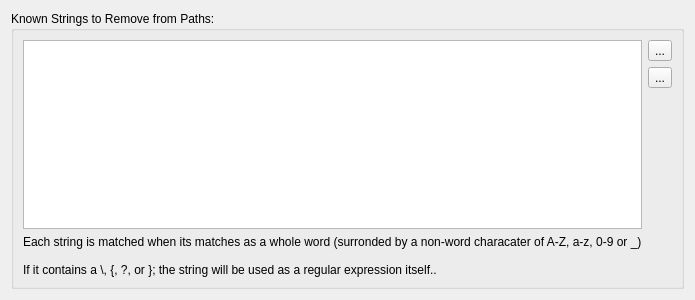
Before: the Qt Designer form Preferences/UI/RemoveFromPaths.ui in towel42-com/MediaManager, drawn with Qt 5.
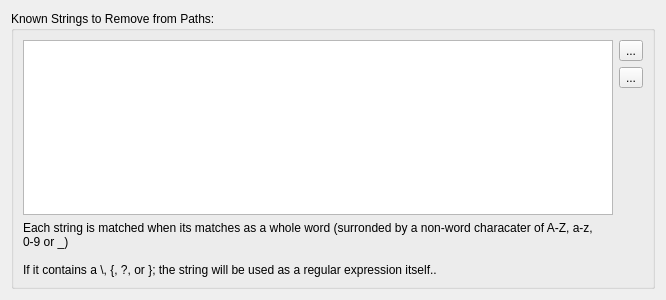
After: the same form once the commit is applied. Icons and pictures are not drawn.

```diff
--- a/Preferences/UI/RemoveFromPaths.ui
+++ b/Preferences/UI/RemoveFromPaths.ui
@@ -6,7 +6,7 @@
    <rect>
     <x>0</x>
     <y>0</y>
-    <width>637</width>
+    <width>666</width>
     <height>300</height>
    </rect>
   </property>
@@ -66,6 +66,9 @@
         <property name="textFormat">
          <enum>Qt::RichText</enum>
         </property>
+        <property name="wordWrap">
+         <bool>true</bool>
+        </property>
        </widget>
       </item>
      </layout>
```
